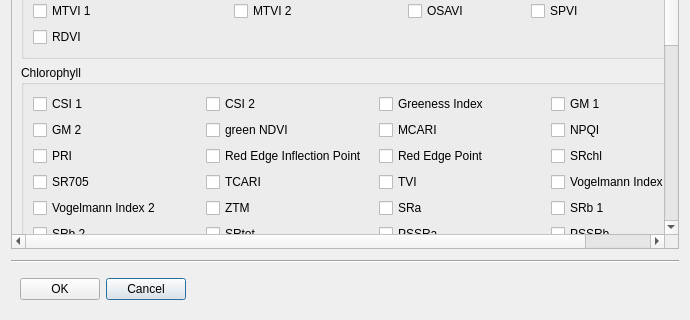
Above: enmapbox/apps/lmuvegetationapps/GUI_VIT.ui from jakimowb/enmapbox_testmigration2 before the change; both pictures show x 0 to 690 and y 323 to 643 of the 690 by 643 pixel window. Below: the same form after it.
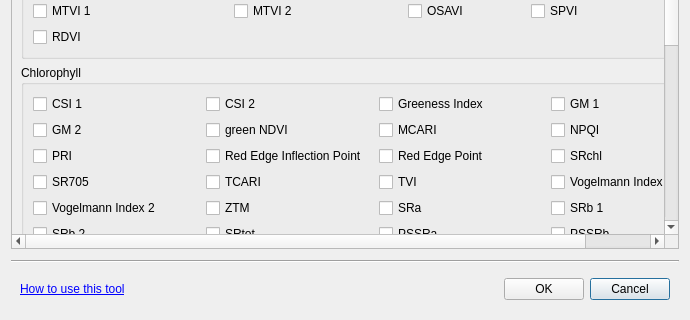
That is the form after the change. Custom widgets are drawn as their Qt base class.

What changed in the file:
```diff
--- a/enmapbox/apps/lmuvegetationapps/GUI_VIT.ui
+++ b/enmapbox/apps/lmuvegetationapps/GUI_VIT.ui
@@ -884,25 +884,12 @@
        <number>9</number>
       </property>
       <item>
-       <widget class="QPushButton" name="cmdOK">
+       <widget class="QLabel" name="label_2">
         <property name="text">
-         <string>OK</string>
+         <string>&lt;html&gt;&lt;head/&gt;&lt;body&gt;&lt;p&gt;&lt;a href=&quot;https://enmap-box-lmu-vegetation-apps.readthedocs.io/en/latest/apps/VIT.html&quot;&gt;&lt;span style=&quot; text-decoration: underline; color:#0000ff;&quot;&gt;How to use this tool&lt;/span&gt;&lt;/a&gt;&lt;/p&gt;&lt;/body&gt;&lt;/html&gt;</string>
         </property>
-        <property name="shortcut">
-         <string>Ctrl+Shift+F10</string>
-        </property>
-        <property name="autoDefault">
-         <bool>false</bool>
-        </property>
-        <property name="default">
-         <bool>false</bool>
-        </property>
-       </widget>
-      </item>
-      <item>
-       <widget class="QPushButton" name="cmdCancel">
-        <property name="text">
-         <string>Cancel</string>
+        <property name="openExternalLinks">
+         <bool>true</bool>
         </property>
        </widget>
       </item>
@@ -919,6 +906,29 @@
         </property>
        </spacer>
       </item>
+      <item>
+       <widget class="QPushButton" name="cmdOK">
+        <property name="text">
+         <string>OK</string>
+        </property>
+        <property name="shortcut">
+         <string>Ctrl+Shift+F10</string>
+        </property>
+        <property name="autoDefault">
+         <bool>false</bool>
+        </property>
+        <property name="default">
+         <bool>false</bool>
+        </property>
+       </widget>
+      </item>
+      <item>
+       <widget class="QPushButton" name="cmdCancel">
+        <property name="text">
+         <string>Cancel</string>
+        </property>
+       </widget>
+      </item>
      </layout>
     </widget>
    </item>
```
